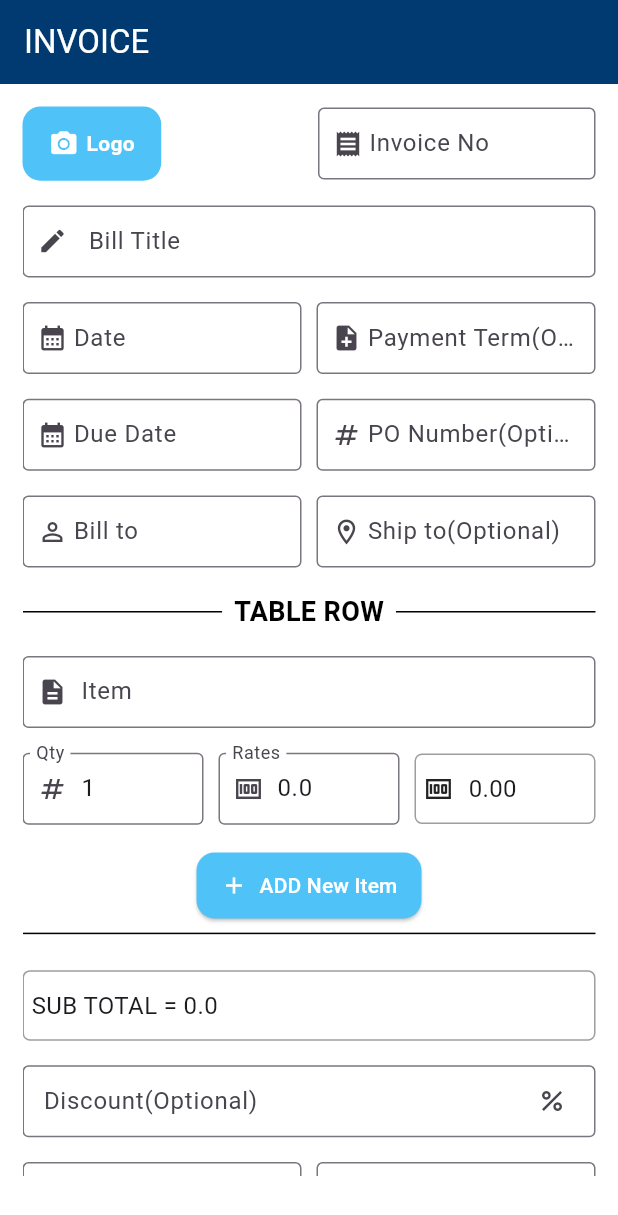
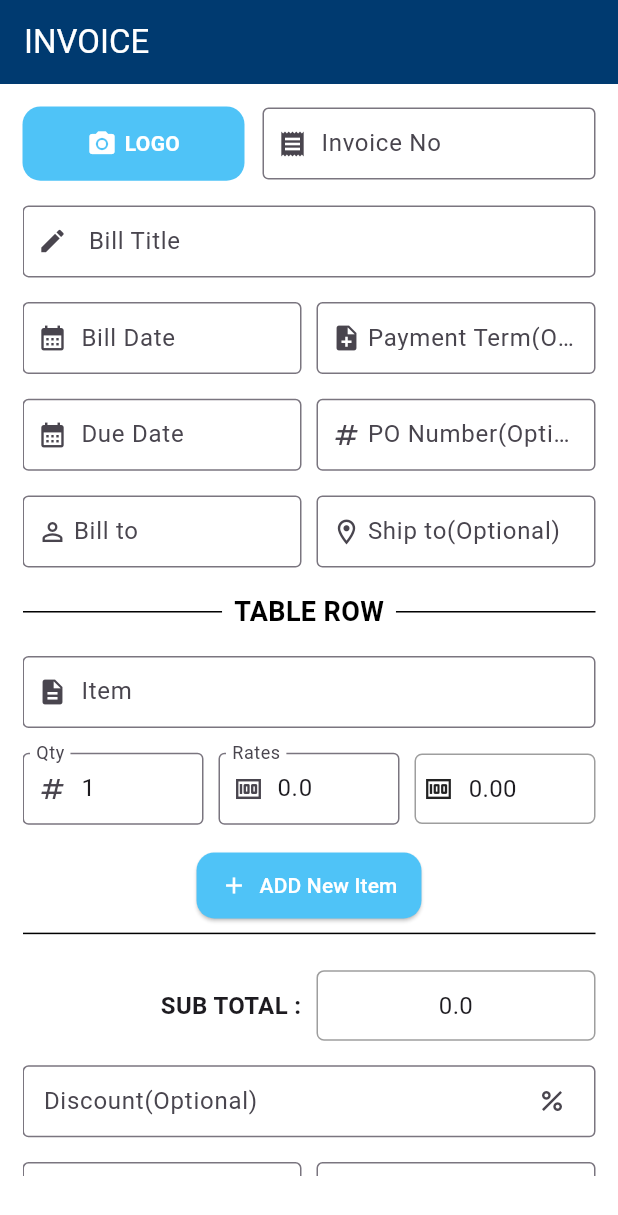
Before and after one commit to usmanrasheed/invoice_generator, a Flutter app: the screen it shows after launch, on a phone screen of 412 x 824 dp. Shown: the top 1215 px of the screen. Run offline on Flutter 3.47's test engine with Material 3 defaults, Android fonts, the phone set to English and light mode, and no system bars; our stand-ins replace fluttertoast, get, image_picker.

Commit message:
new commit

```diff
--- a/lib/controllers/invoice_controller.dart
+++ b/lib/controllers/invoice_controller.dart
@@ -1,49 +1,41 @@
 import 'dart:typed_data';
+import 'package:flutter/material.dart';
 import 'package:get/get.dart';
 import '../models/invoice_item.dart';
 
 class InvoiceController extends GetxController {
-  // Text fields
-/*  var invoiceNo = ''.obs;
-  var billType = ''.obs;
-  var billTo = ''.obs;
-  var shipTo = ''.obs;
-  var date = ''.obs;
-  var paymentTerms = ''.obs;
-  var dueDate = ''.obs;
-  var poNumber = ''.obs;
-
-  var notes = ''.obs;
-  var terms = ''.obs;
+  var logoBytes = Rxn<Uint8List>();
+  var logoName = 'LOGO'.obs;
+  //var invoiceNo = ''.obs;
+  //var billTitle = ''.obs;
+  //var date = ''.obs;
+  //var paymentTerm = ''.obs;
+  //var dueDate = ''.obs;
+  //var poNumber = ''.obs;
+  //var billTo = ''.obs;
+  //var shipTo = ''.obs;
+  var items = <InvoiceItem>[InvoiceItem()].obs;
+  //var notes = ''.obs;
+  //var terms = ''.obs;
   var discount = 0.0.obs;
   var tax = 0.0.obs;
   var shipping = 0.0.obs;
   var amountPaid = 0.0.obs;
 
-  var logoBytes = Rxn<Uint8List>();
-
-  var items = <InvoiceItem>[InvoiceItem()].obs;*/
-  var logoBytes = Rxn<Uint8List>();
-  var invoiceNo = ''.obs;
-  var billTitle = ''.obs;
-  var date = ''.obs;
-  var paymentTerm = ''.obs;
-  var dueDate = ''.obs;
-  var poNumber = ''.obs;
-  var billTo = ''.obs;
-  var shipTo = ''.obs;
-  var items = <InvoiceItem>[InvoiceItem()].obs;
-  var discount = 0.0.obs;
-  var tax = 0.0.obs;
-  var shipping = 0.0.obs;
-  var amountPaid = 0.0.obs;
-  var balanceDue = ''.obs;
-  var notes = ''.obs;
-  var terms = ''.obs;
+  final invoiceNoController = TextEditingController().obs;
+  final billTitleController = TextEditingController().obs;
+  final dateController = TextEditingController().obs;
+  final paymentTermController = TextEditingController().obs;
+  final dueDateController = TextEditingController().obs;
+  final poNumberController = TextEditingController().obs;
+  final billToController = TextEditingController().obs;
+  final shipToController = TextEditingController().obs;
+  final notesController = TextEditingController().obs;
+  final termsController = TextEditingController().obs;
 
   double get subTotal => items.fold(0.0, (sum, item) => sum + item.amount);
   double get totalAmount => subTotal * (1 + tax.value / 100) - (subTotal * discount.value / 100) + shipping.value;
-  double get balanceAmount => totalAmount - amountPaid.value;
+  double get balanceDue => totalAmount - amountPaid.value;
 
   void addItem() {
     items.add(InvoiceItem());
@@ -57,7 +49,8 @@ class InvoiceController extends GetxController {
     items.removeAt(index);
   }
 
-  void setLogo(Uint8List bytes) {
+  void setLogo(Uint8List bytes, String name) {
     logoBytes.value = bytes;
+    logoName.value = name;
   }
 }
--- a/lib/main.dart
+++ b/lib/main.dart
@@ -1,7 +1,6 @@
 import 'package:flutter/material.dart';
 import 'package:get/get.dart';
 import 'package:invoice/views/invoice_screen.dart';
-import 'views/invoice_page.dart';
 
 void main() {
   runApp(const MyApp());
--- a/lib/views/invoice_screen.dart
+++ b/lib/views/invoice_screen.dart
@@ -1,5 +1,6 @@
 import 'package:flutter/material.dart';
 import 'package:get/get.dart';
+import 'package:image_picker/image_picker.dart';
 import 'package:invoice/controllers/invoice_controller.dart';
 import 'package:invoice/models/invoice_item.dart';
 import 'package:invoice/res/colors/app_color.dart';
@@ -29,29 +30,36 @@ class InvoiceScreen extends StatelessWidget {
               Row(
                 children: [
                   Expanded(
-                    flex: 1, // 25%
+                    flex: 2, // 25%
                     child: InkWell(
-                      onTap: () {
-                        Utils.toastMessage('select logo tap');
+                      onTap: () async {
+                        final picker = ImagePicker();
+                        final picked = await picker.pickImage(source: ImageSource.gallery);
+                        if (picked != null) {
+                          controller.setLogo(await picked.readAsBytes(),picked.name);
+                          Utils.toastMessage('Logo is Uploaded${picked.name}');
+                        }
                       },
                       borderRadius: BorderRadius.circular(12.0),
-                      splashColor: Colors.white.withOpacity(0.3),
                       child: Ink(
                         height: Get.height * 0.06,
                         decoration: BoxDecoration(
                           color: AppColor.secondaryColor,
                           borderRadius: BorderRadius.circular(12.0),
                         ),
-                        child: const Center(
+                        child: Center(
                           child: Row(
                             mainAxisSize: MainAxisSize.min,
                             children: [
                               Icon(Icons.camera_alt, color: Colors.white, size: 20),
                               SizedBox(width: 5),
-                              Text(
-                                'Logo',
+                              Obx(() => Text(
+                                controller.logoName.value.length >= 8
+                                    ? controller.logoName.value.substring(0, 8)
+                                    : controller.logoName.value,
+                                textAlign: TextAlign.center,
                                 style: TextStyle(color: Colors.white, fontWeight: FontWeight.bold),
-                              ),
+                              )),
                             ],
                           ),
                         ),
@@ -59,18 +67,20 @@ class InvoiceScreen extends StatelessWidget {
                     ),
                   ),
                   SizedBox(width: 12),
-                  Spacer(flex: 1),// Spacing between button and textfield
+                  //Spacer(flex: 1),// Spacing between button and text
                   Expanded(
-                    flex: 2, // 50%
-                    child: TextFormField(
-                      keyboardType: TextInputType.text,
+                    flex: 3, // 50%
+                    child: Obx(
+                          ()=> TextFormField(
+                            controller: controller.invoiceNoController.value,
+                            keyboardType: TextInputType.number,
                             decoration: const InputDecoration(
                               contentPadding: EdgeInsets.only(left: 5, right: 5),
                               hintText: '0000',
                               labelText: 'Invoice No',
                               border: OutlineInputBorder(),
                               prefixIcon: Padding(
-                          padding: EdgeInsets.only(left: 10),
+                                padding: EdgeInsets.only(left: 10,right: 5),
                                 child: Icon(Icons.receipt, size: 20),
                               ),
                               prefixIconConstraints: BoxConstraints(
@@ -80,13 +90,15 @@ class InvoiceScreen extends StatelessWidget {
                             ),
                           ),
                     ),
+                  )
                 ],
               ),
               SizedBox(height: Get.height * 0.02),
               //bill title
-              //total
-              TextFormField(
+              Obx(
+                ()=> TextFormField(
                   keyboardType: TextInputType.text,
+                  controller: controller.billTitleController.value,
                   decoration: const InputDecoration(
                     contentPadding: EdgeInsets.only(left: 5, right: 5),
                     hintText: 'Bill Title',
@@ -102,20 +114,38 @@ class InvoiceScreen extends StatelessWidget {
                     ),
                   ),
                 ),
+              ),
               SizedBox(height: Get.height * 0.02),
-              //Payment terms and Date
+              //date and Payment term
               Row(
                 children: [
                   Expanded(
-                    child: TextFormField(
-                      keyboardType: TextInputType.text,
+                    child: Obx(
+                      ()=> TextFormField(
+                        controller: controller.dateController.value,
+                        readOnly: true, // Prevent keyboard
+                        onTap: () async {
+                          DateTime? pickedDate = await showDatePicker(
+                            context: context,
+                            initialDate: DateTime.now(),
+                            firstDate: DateTime(1900),
+                            lastDate: DateTime(2100),
+                          );
+
+                          if (pickedDate != null) {
+                            String formattedDate = "${pickedDate.day.toString().padLeft(2, '0')}-"
+                                "${pickedDate.month.toString().padLeft(2, '0')}-"
+                                "${pickedDate.year}";
+                            controller.dateController.value.text = formattedDate;
+                          }
+                        },
                         decoration: const InputDecoration(
                           contentPadding: EdgeInsets.only(left: 5, right: 5),
                           hintText: '01-12-2001',
-                        labelText: 'Date',
+                          labelText: 'Bill Date',
                           border: OutlineInputBorder(),
                           prefixIcon: Padding(
-                          padding: EdgeInsets.only(left: 10),
+                            padding: EdgeInsets.only(left: 10,right: 5),
                             child: Icon(Icons.calendar_month, size: 20),
                           ),
                           prefixIconConstraints: BoxConstraints(
@@ -125,9 +155,12 @@ class InvoiceScreen extends StatelessWidget {
                         ),
                       ),
                     ),
+                  ),
                   SizedBox(width: 10), // Minor spacing between fields
                   Expanded(
-                    child: TextFormField(
+                    child: Obx(
+                      ()=> TextFormField(
+                        controller: controller.paymentTermController.value,
                         keyboardType: TextInputType.text,
                         decoration: const InputDecoration(
                           contentPadding: EdgeInsets.only(left: 5, right: 5),
@@ -145,6 +178,7 @@ class InvoiceScreen extends StatelessWidget {
                         ),
                       ),
                     ),
+                  ),
                 ],
               ),
               SizedBox(height: Get.height * 0.02),
@@ -152,15 +186,32 @@ class InvoiceScreen extends StatelessWidget {
               Row(
                 children: [
                   Expanded(
-                    child: TextFormField(
-                      keyboardType: TextInputType.text,
+                    child: Obx(
+                          ()=> TextFormField(
+                        controller: controller.dueDateController.value,
+                        readOnly: true, // Prevent keyboard
+                        onTap: () async {
+                          DateTime? pickedDate = await showDatePicker(
+                            context: context,
+                            initialDate: DateTime.now(),
+                            firstDate: DateTime(1900),
+                            lastDate: DateTime(2100),
+                          );
+
+                          if (pickedDate != null) {
+                            String formattedDate = "${pickedDate.day.toString().padLeft(2, '0')}-"
+                                "${pickedDate.month.toString().padLeft(2, '0')}-"
+                                "${pickedDate.year}";
+                            controller.dueDateController.value.text = formattedDate;
+                          }
+                        },
                         decoration: const InputDecoration(
                           contentPadding: EdgeInsets.only(left: 5, right: 5),
-                        hintText: '12-12-2001',
+                          hintText: '01-12-2001',
                           labelText: 'Due Date',
                           border: OutlineInputBorder(),
                           prefixIcon: Padding(
-                          padding: EdgeInsets.only(left: 10),
+                            padding: EdgeInsets.only(left: 10,right: 5),
                             child: Icon(Icons.calendar_month, size: 20),
                           ),
                           prefixIconConstraints: BoxConstraints(
@@ -170,10 +221,13 @@ class InvoiceScreen extends StatelessWidget {
                         ),
                       ),
                     ),
+                  ),
                   SizedBox(width: 10), // Minor spacing between fields
                   Expanded(
-                    child: TextFormField(
-                      keyboardType: TextInputType.text,
+                    child: Obx(
+                      ()=> TextFormField(
+                        controller: controller.poNumberController.value,
+                        keyboardType: TextInputType.number,
                         decoration: const InputDecoration(
                           contentPadding: EdgeInsets.only(left: 5, right: 5),
                           hintText: '0000(Optional)',
@@ -190,6 +244,7 @@ class InvoiceScreen extends StatelessWidget {
                         ),
                       ),
                     ),
+                  ),
                 ],
               ),
               SizedBox(height: Get.height * 0.02),
@@ -197,7 +252,9 @@ class InvoiceScreen extends StatelessWidget {
               Row(
                 children: [
                   Expanded(
-                    child: TextFormField(
+                    child: Obx(
+                          ()=>TextFormField(
+                            controller: controller.billToController.value,
                         keyboardType: TextInputType.text,
                         decoration: const InputDecoration(
                           contentPadding: EdgeInsets.only(left: 5, right: 5),
@@ -215,9 +272,12 @@ class InvoiceScreen extends StatelessWidget {
                         ),
                       ),
                     ),
+                  ),
                   SizedBox(width: 10), // Minor spacing between fields
                   Expanded(
-                    child: TextFormField(
+                    child: Obx(
+                      ()=> TextFormField(
+                        controller: controller.shipToController.value,
                         keyboardType: TextInputType.text,
                         decoration: const InputDecoration(
                           contentPadding: EdgeInsets.only(left: 5, right: 5),
@@ -231,6 +291,7 @@ class InvoiceScreen extends StatelessWidget {
                           prefixIconConstraints: BoxConstraints(
                             minWidth: 30,
                             minHeight: 30,
+                          ),
                         ),
                       ),
                     ),
@@ -373,30 +434,47 @@ class InvoiceScreen extends StatelessWidget {
                   padding: EdgeInsets.symmetric(vertical: 12, horizontal: 16),
                 ),
               ),
-
               // Divider with text "End TABLE ROW"
               Divider(color: Colors.black, thickness: 1.0,),
               SizedBox(height: Get.height * 0.02),
               //sub total
-              Container(
+              Row(
+                children: [
+                  Expanded(
+                    child: Text(
+                      'SUB TOTAL : ',
+                      textAlign: TextAlign.end,
+                      style: TextStyle(
+                        fontSize: 16,
+                        fontWeight: FontWeight.bold,
+                      ),
+                    ),
+                  ),
+                  SizedBox(width: 10), // Minor spacing between fields
+                  Expanded(
+                    child: Container(
                       padding: EdgeInsets.symmetric(horizontal: 5, vertical: 11),
                       decoration: BoxDecoration(
                         border: Border.all(color: Colors.grey),
                         borderRadius: BorderRadius.circular(5),
                       ),
-                child: Obx(() => Row(
-                  children: [
-                    Text(
-                      'SUB TOTAL = ${controller.subTotal}',
+                      child: Obx(() => Text(
+                        controller.subTotal.toString(),
+                        textAlign: TextAlign.center,
                         style: TextStyle(fontSize: 16),
+                      )),
+                    ),
                   ),
                 ],
-                )),
               ),
               SizedBox(height: Get.height * 0.02),
               //discount
               TextFormField(
-                keyboardType: TextInputType.text,
+                keyboardType: TextInputType.number,
+                onChanged: (value) {
+                  final parsed = double.tryParse(value) ?? 0.0;
+                  controller.discount.value = parsed;
+                },
                 decoration: const InputDecoration(
                   contentPadding: EdgeInsets.only(left: 10),
                   hintText: 'Discount(Optional)',
@@ -418,7 +496,11 @@ class InvoiceScreen extends StatelessWidget {
                 children: [
                   Expanded(
                     child: TextFormField(
-                      keyboardType: TextInputType.text,
+                      keyboardType: TextInputType.number,
+                      onChanged: (value) {
+                        final parsed = double.tryParse(value) ?? 0.0;
+                        controller.tax.value = parsed;
+                      },
                       decoration: const InputDecoration(
                         contentPadding: EdgeInsets.only(left: 10),
                         hintText: 'Tax(Optional)',
@@ -438,7 +520,11 @@ class InvoiceScreen extends StatelessWidget {
                   SizedBox(width: 10), // Minor spacing between fields
                   Expanded(
                     child: TextFormField(
-                      keyboardType: TextInputType.text,
+                      keyboardType: TextInputType.number,
+                      onChanged: (value) {
+                        final parsed = double.tryParse(value) ?? 0.0;
+                        controller.shipping.value = parsed;
+                      },
                       decoration: const InputDecoration(
                         contentPadding: EdgeInsets.only(left: 5, right: 5),
                         hintText: 'Shipping(Optional)',
@@ -459,46 +545,43 @@ class InvoiceScreen extends StatelessWidget {
               ),
               SizedBox(height: Get.height * 0.02),
               //total
-              Container(
+              Row(
+                children: [
+                  Expanded(
+                    child: Text(
+                      'TOTAL : ',
+                      textAlign: TextAlign.end,
+                      style: TextStyle(
+                        fontSize: 16,
+                        fontWeight: FontWeight.bold,
+                      ),
+                    ),
+                  ),
+                  SizedBox(width: 10), // Minor spacing between fields
+                  Expanded(
+                    child: Container(
                       padding: EdgeInsets.symmetric(horizontal: 5, vertical: 11),
                       decoration: BoxDecoration(
                         border: Border.all(color: Colors.grey),
                         borderRadius: BorderRadius.circular(5),
                       ),
-                child: Obx(() => Row(
-                  children: [
-                    Text(
-                      'TOTAL = ${controller.totalAmount}',
+                      child: Obx(() => Text(
+                        controller.totalAmount.toString(),
+                        textAlign: TextAlign.center ,
                         style: TextStyle(fontSize: 16),
+                      )),
+                    ),
                   ),
                 ],
-                )),
               ),
-              /*TextFormField(
-                keyboardType: TextInputType.text,
-                decoration: const InputDecoration(
-                  contentPadding: EdgeInsets.only(left: 5, right: 5),
-                  hintText: 'Total',
-                  labelText: 'Total',
-                  enabled: false,
-                  border: OutlineInputBorder(),
-                  prefixIcon: Padding(
-                    padding: EdgeInsets.only(left: 10,right: 10),
-                    child: Icon(Icons.money_sharp, size: 20),
-                  ),
-                  prefixIconConstraints: BoxConstraints(
-                    minWidth: 30,
-                    minHeight: 30,
-                  ),
-                ),
-              ),*/
               SizedBox(height: Get.height * 0.02),
-              //amount paid and balance
-              Row(
-                children: [
-                  Expanded(
-                    child: TextFormField(
-                      keyboardType: TextInputType.text,
+              //amount paid
+              TextFormField(
+                keyboardType: TextInputType.number,
+                onChanged: (value) {
+                  final parsed = double.tryParse(value) ?? 0.0;
+                  controller.amountPaid.value = parsed;
+                },
                 decoration: const InputDecoration(
                   contentPadding: EdgeInsets.only(left: 5, right: 5),
                   hintText: 'Amount Paid',
@@ -514,33 +597,42 @@ class InvoiceScreen extends StatelessWidget {
                   ),
                 ),
               ),
+              SizedBox(height: Get.height * 0.02),
+              //balance due
+              Row(
+                children: [
+                  Expanded(
+                    child: Text(
+                      'BALANCE DUE : ',
+                      textAlign: TextAlign.end,
+                      style: TextStyle(
+                        fontSize: 16,
+                        fontWeight: FontWeight.bold,
+                      ),
+                    ),
                   ),
                   SizedBox(width: 10), // Minor spacing between fields
                   Expanded(
-                    child: TextFormField(
-                      keyboardType: TextInputType.text,
-                      decoration: const InputDecoration(
-                        contentPadding: EdgeInsets.only(left: 5, right: 5),
-                        hintText: 'Balance Due',
-                        labelText: 'Balance Due',
-                        border: OutlineInputBorder(),
-                        prefixIcon: Padding(
-                          padding: EdgeInsets.only(left: 10),
-                          child: Icon(Icons.money, size: 20),
+                    child: Container(
+                      padding: EdgeInsets.symmetric(horizontal: 5, vertical: 11),
+                      decoration: BoxDecoration(
+                        border: Border.all(color: Colors.grey),
+                        borderRadius: BorderRadius.circular(5),
                       ),
-                        prefixIconConstraints: BoxConstraints(
-                          minWidth: 30,
-                          minHeight: 30,
-                        ),
-                      ),
+                      child: Obx(() => Text(
+                        controller.balanceDue.toString(),
+                        textAlign: TextAlign.center ,
+                        style: TextStyle(fontSize: 16),
+                      )),
                     ),
                   ),
                 ],
               ),
               SizedBox(height: Get.height * 0.02),
-
               //Notes
-              TextFormField(
+              Obx(
+                ()=> TextFormField(
+                  controller: controller.notesController.value,
                   keyboardType: TextInputType.text,
                   decoration: const InputDecoration(
                     contentPadding: EdgeInsets.only(left: 5, right: 5),
@@ -557,10 +649,12 @@ class InvoiceScreen extends StatelessWidget {
                     ),
                   ),
                 ),
+              ),
               SizedBox(height: Get.height * 0.02),
-
-              //total
-              TextFormField(
+              //terms
+              Obx(
+                ()=> TextFormField(
+                  controller: controller.termsController.value,
                   keyboardType: TextInputType.text,
                   decoration: const InputDecoration(
                     contentPadding: EdgeInsets.only(left: 5, right: 5),
@@ -574,6 +668,7 @@ class InvoiceScreen extends StatelessWidget {
                     prefixIconConstraints: BoxConstraints(
                       minWidth: 30,
                       minHeight: 30,
+                    ),
                   ),
                 ),
               ),
```
Lines whose indentation alone changed are shown as unchanged.
